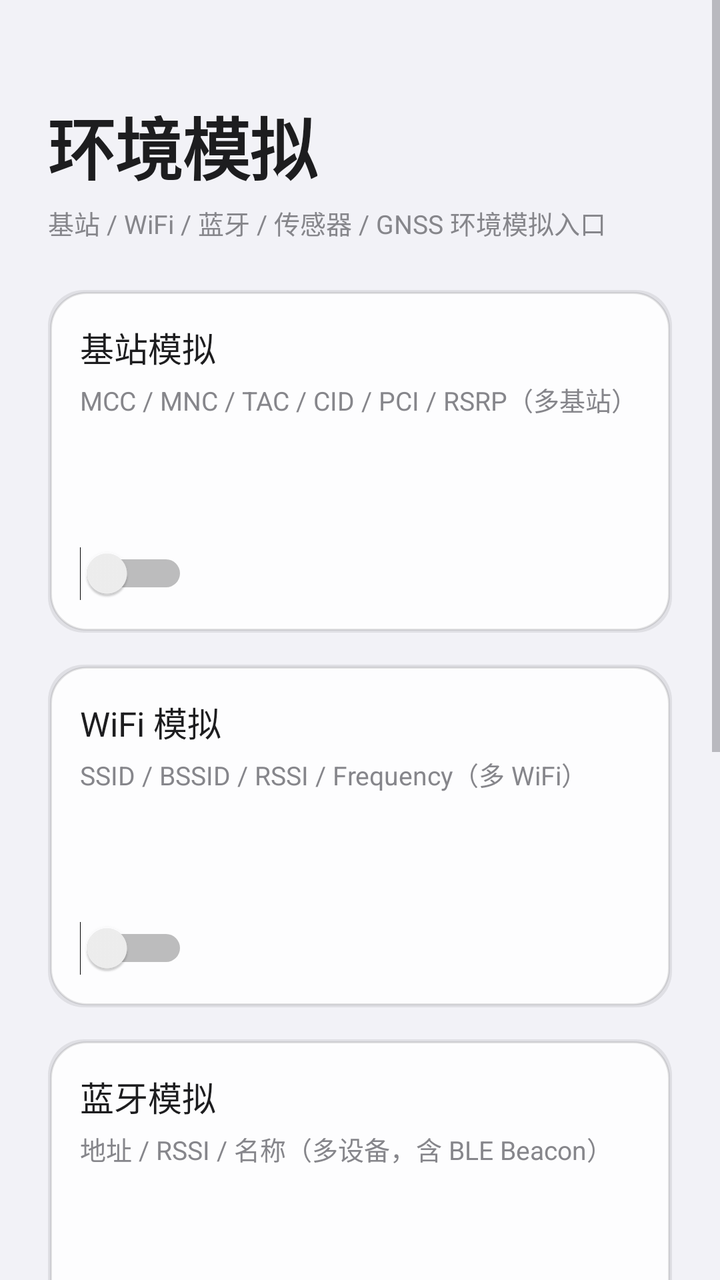
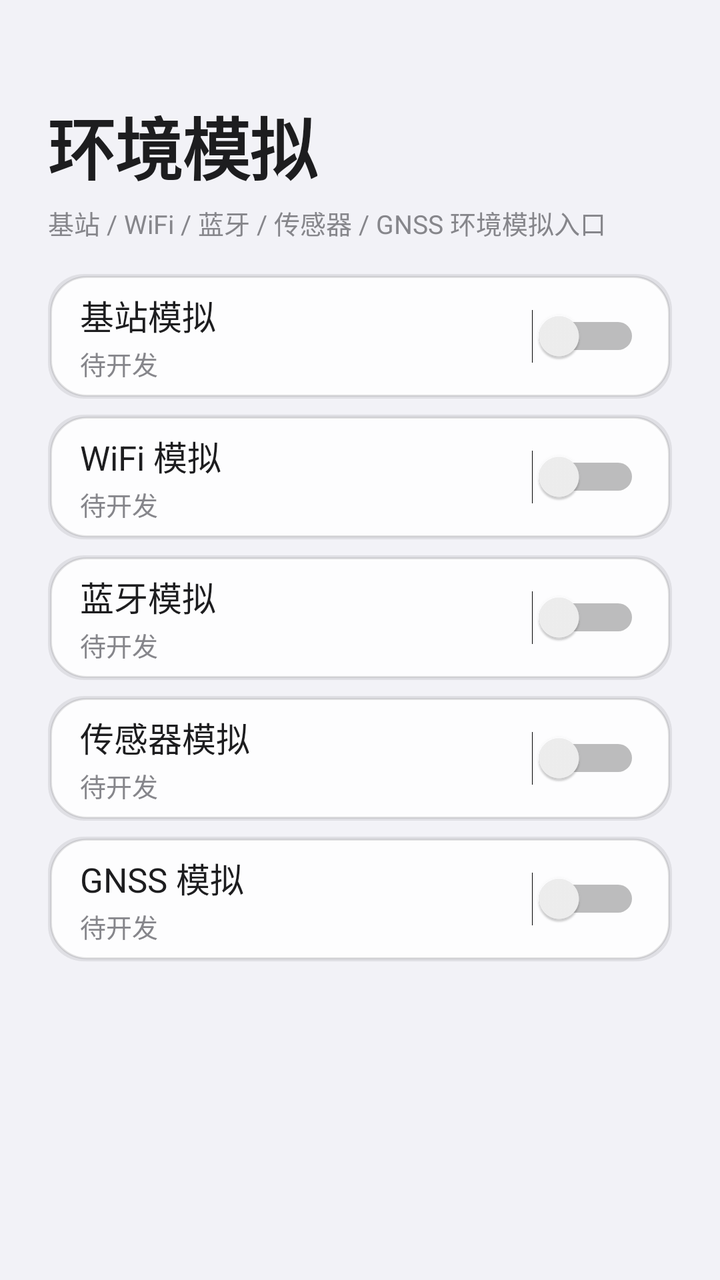

The first picture is an Android layout as it rendered before a commit; the second is the same layout after the commit. The layout source and the unified diff follow.
<!-- AndroidManifest.xml: application theme Theme.ZVirtualEnv -->
<!-- res/layout/fragment_env.xml -->
<?xml version="1.0" encoding="utf-8"?>
<ScrollView xmlns:android="http://schemas.android.com/apk/res/android"
    android:layout_width="match_parent"
    android:layout_height="match_parent"
    android:overScrollMode="never">

    <LinearLayout
        android:layout_width="match_parent"
        android:layout_height="wrap_content"
        android:orientation="vertical"
        android:paddingStart="@dimen/space_lg"
        android:paddingTop="@dimen/space_xl"
        android:paddingEnd="@dimen/space_lg"
        android:paddingBottom="@dimen/space_lg">

        <TextView
            android:layout_width="wrap_content"
            android:layout_height="wrap_content"
            android:text="@string/env_title"
            style="@style/Text.Hero" />

        <TextView
            android:layout_width="wrap_content"
            android:layout_height="wrap_content"
            android:layout_marginTop="@dimen/space_xs"
            android:text="@string/env_subtitle"
            style="@style/Text.Caption" />

        <LinearLayout
            android:id="@+id/cellCard"
            android:layout_width="match_parent"
            android:layout_height="wrap_content"
            android:layout_marginTop="@dimen/space_lg"
            android:background="@drawable/bg_card"
            android:clickable="true"
            android:focusable="true"
            android:orientation="vertical"
            android:padding="@dimen/space_md">

            <TextView
                android:layout_width="wrap_content"
                android:layout_height="wrap_content"
                android:text="@string/env_cell_title"
                style="@style/Text.Headline" />

            <TextView
                android:layout_width="wrap_content"
                android:layout_height="wrap_content"
                android:layout_marginTop="@dimen/space_xs"
                android:text="@string/env_cell_desc"
                style="@style/Text.Caption" />

            <TextView
                android:id="@+id/cellStatus"
                android:layout_width="0dp"
                android:layout_height="wrap_content"
                android:layout_marginTop="@dimen/space_sm"
                android:layout_weight="1"
                android:text="@string/env_pending"
                style="@style/Text.Caption" />

            <Switch
                android:id="@+id/cellSwitch"
                android:layout_width="wrap_content"
                android:layout_height="wrap_content" />
        </LinearLayout>

        <LinearLayout
            android:id="@+id/wifiCard"
            android:layout_width="match_parent"
            android:layout_height="wrap_content"
            android:layout_marginTop="@dimen/space_md"
            android:background="@drawable/bg_card"
            android:clickable="true"
            android:focusable="true"
            android:orientation="vertical"
            android:padding="@dimen/space_md">

            <TextView
                android:layout_width="wrap_content"
                android:layout_height="wrap_content"
                android:text="@string/env_wifi_title"
                style="@style/Text.Headline" />

            <TextView
                android:layout_width="wrap_content"
                android:layout_height="wrap_content"
                android:layout_marginTop="@dimen/space_xs"
                android:text="@string/env_wifi_desc"
                style="@style/Text.Caption" />

            <TextView
                android:id="@+id/wifiStatus"
                android:layout_width="0dp"
                android:layout_height="wrap_content"
                android:layout_marginTop="@dimen/space_sm"
                android:layout_weight="1"
                android:text="@string/env_pending"
                style="@style/Text.Caption" />

            <Switch
                android:id="@+id/wifiSwitch"
                android:layout_width="wrap_content"
                android:layout_height="wrap_content" />
        </LinearLayout>

        <LinearLayout
            android:id="@+id/bleCard"
            android:layout_width="match_parent"
            android:layout_height="wrap_content"
            android:layout_marginTop="@dimen/space_md"
            android:background="@drawable/bg_card"
            android:clickable="true"
            android:focusable="true"
            android:orientation="vertical"
            android:padding="@dimen/space_md">

            <TextView
                android:layout_width="wrap_content"
                android:layout_height="wrap_content"
                android:text="@string/env_ble_title"
                style="@style/Text.Headline" />

            <TextView
                android:layout_width="wrap_content"
                android:layout_height="wrap_content"
                android:layout_marginTop="@dimen/space_xs"
                android:text="@string/env_ble_desc"
                style="@style/Text.Caption" />

            <TextView
                android:id="@+id/bleStatus"
                android:layout_width="0dp"
                android:layout_height="wrap_content"
                android:layout_marginTop="@dimen/space_sm"
                android:layout_weight="1"
                android:text="@string/env_pending"
                style="@style/Text.Caption" />

            <Switch
                android:id="@+id/bleSwitch"
                android:layout_width="wrap_content"
                android:layout_height="wrap_content" />
        </LinearLayout>

        <LinearLayout
            android:id="@+id/sensorCard"
            android:layout_width="match_parent"
            android:layout_height="wrap_content"
            android:layout_marginTop="@dimen/space_md"
            android:background="@drawable/bg_card"
            android:clickable="true"
            android:focusable="true"
            android:orientation="vertical"
            android:padding="@dimen/space_md">

            <TextView
                android:layout_width="wrap_content"
                android:layout_height="wrap_content"
                android:text="@string/env_sensor_title"
                style="@style/Text.Headline" />

            <TextView
                android:layout_width="wrap_content"
                android:layout_height="wrap_content"
                android:layout_marginTop="@dimen/space_xs"
                android:text="@string/env_sensor_desc"
                style="@style/Text.Caption" />

            <TextView
                android:id="@+id/sensorStatus"
                android:layout_width="0dp"
                android:layout_height="wrap_content"
                android:layout_marginTop="@dimen/space_sm"
                android:layout_weight="1"
                android:text="@string/env_pending"
                style="@style/Text.Caption" />

            <Switch
                android:id="@+id/sensorSwitch"
                android:layout_width="wrap_content"
                android:layout_height="wrap_content" />
        </LinearLayout>

        <LinearLayout
            android:id="@+id/gnssCard"
            android:layout_width="match_parent"
            android:layout_height="wrap_content"
            android:layout_marginTop="@dimen/space_md"
            android:background="@drawable/bg_card"
            android:clickable="true"
            android:focusable="true"
            android:orientation="vertical"
            android:padding="@dimen/space_md">

            <TextView
                android:layout_width="wrap_content"
                android:layout_height="wrap_content"
                android:text="@string/env_gnss_title"
                style="@style/Text.Headline" />

            <TextView
                android:layout_width="wrap_content"
                android:layout_height="wrap_content"
                android:layout_marginTop="@dimen/space_xs"
                android:text="@string/env_gnss_desc"
                style="@style/Text.Caption" />

            <TextView
                android:id="@+id/gnssStatus"
                android:layout_width="0dp"
                android:layout_height="wrap_content"
                android:layout_marginTop="@dimen/space_sm"
                android:layout_weight="1"
                android:text="@string/env_pending"
                style="@style/Text.Caption" />

            <Switch
                android:id="@+id/gnssSwitch"
                android:layout_width="wrap_content"
                android:layout_height="wrap_content" />
        </LinearLayout>
    </LinearLayout>
</ScrollView>
<!-- resources referenced by this layout -->
<resources>
  <dimen name="space_lg">24dp</dimen>
  <dimen name="space_md">16dp</dimen>
  <dimen name="space_sm">8dp</dimen>
  <dimen name="space_xl">48dp</dimen>
  <dimen name="space_xs">4dp</dimen>
  <!-- drawable bg_card (drawable) -->
  <?xml version="1.0" encoding="utf-8"?>
  <layer-list xmlns:android="http://schemas.android.com/apk/res/android">
      <item>
          <shape android:shape="rectangle">
              <corners android:radius="@dimen/radius_card" />
              <solid android:color="@color/glass_shadow" />
          </shape>
      </item>
      <item
          android:bottom="1dp"
          android:left="1dp"
          android:right="1dp"
          android:top="1dp">
          <shape android:shape="rectangle">
              <corners android:radius="@dimen/radius_card" />
              <solid android:color="@color/card_fill" />
              <stroke
                  android:width="1dp"
                  android:color="@color/card_border" />
          </shape>
      </item>
  </layer-list>
  <string name="env_ble_desc">地址 / RSSI / 名称（多设备，含 BLE Beacon）</string>
  <string name="env_ble_title">蓝牙模拟</string>
  <string name="env_cell_desc">MCC / MNC / TAC / CID / PCI / RSRP（多基站）</string>
  <string name="env_cell_title">基站模拟</string>
  <string name="env_gnss_desc">卫星状态 / 星历 / 信噪比</string>
  <string name="env_gnss_title">GNSS 模拟</string>
  <string name="env_pending">待开发</string>
  <string name="env_sensor_desc">步频（步/分）计步器 / 步测事件</string>
  <string name="env_sensor_title">传感器模拟</string>
  <string name="env_subtitle">基站 / WiFi / 蓝牙 / 传感器 / GNSS 环境模拟入口</string>
  <string name="env_title">环境模拟</string>
  <string name="env_wifi_desc">SSID / BSSID / RSSI / Frequency（多 WiFi）</string>
  <string name="env_wifi_title">WiFi 模拟</string>
  <style name="Text.Caption" parent="android:TextAppearance.Material">
          <item name="android:textSize">@dimen/text_caption</item>
          <item name="android:textColor">@color/text_secondary</item>
      </style>
  <style name="Text.Headline" parent="android:TextAppearance.Material">
          <item name="android:textSize">@dimen/text_headline</item>
          <item name="android:textStyle">normal</item>
          <item name="android:textColor">@color/text_primary</item>
      </style>
  <style name="Text.Hero" parent="android:TextAppearance.Material">
          <item name="android:textSize">@dimen/text_hero</item>
          <item name="android:textStyle">bold</item>
          <item name="android:textColor">@color/text_primary</item>
          <item name="android:letterSpacing">-0.01</item>
      </style>
  <style name="Theme.ZVirtualEnv" parent="android:Theme.Material.Light.NoActionBar">
          <item name="android:windowBackground">@color/bg_primary</item>
          <item name="android:statusBarColor">@android:color/transparent</item>
          <item name="android:navigationBarColor">@android:color/transparent</item>
          <item name="android:windowLightStatusBar">true</item>
          <item name="android:colorAccent">@color/accent</item>
          <item name="android:colorPrimary">@color/accent</item>
          <item name="android:textColorPrimary">@color/text_primary</item>
          <item name="android:textColorSecondary">@color/text_secondary</item>
      </style>
  <dimen name="radius_card">18dp</dimen>
  <color name="glass_shadow">#14000000</color>
  <color name="card_fill">#F2FFFFFF</color>
  <color name="card_border">#1A000000</color>
  <dimen name="text_caption">13sp</dimen>
  <color name="text_secondary">#86868B</color>
  <dimen name="text_headline">17sp</dimen>
  <color name="text_primary">#1D1D1F</color>
  <dimen name="text_hero">34sp</dimen>
  <color name="bg_primary">#F2F2F7</color>
  <color name="accent">#0071E3</color>
</resources>

<!-- the commit's change to res/layout/fragment_env.xml (unified diff, before → after) -->
@@ -30,195 +30,225 @@
             android:id="@+id/cellCard"
             android:layout_width="match_parent"
             android:layout_height="wrap_content"
-            android:layout_marginTop="@dimen/space_lg"
-            android:background="@drawable/bg_card"
-            android:clickable="true"
-            android:focusable="true"
-            android:orientation="vertical"
-            android:padding="@dimen/space_md">
-
-            <TextView
-                android:layout_width="wrap_content"
-                android:layout_height="wrap_content"
-                android:text="@string/env_cell_title"
-                style="@style/Text.Headline" />
-
-            <TextView
-                android:layout_width="wrap_content"
-                android:layout_height="wrap_content"
-                android:layout_marginTop="@dimen/space_xs"
-                android:text="@string/env_cell_desc"
-                style="@style/Text.Caption" />
-
-            <TextView
-                android:id="@+id/cellStatus"
-                android:layout_width="0dp"
-                android:layout_height="wrap_content"
-                android:layout_marginTop="@dimen/space_sm"
-                android:layout_weight="1"
-                android:text="@string/env_pending"
-                style="@style/Text.Caption" />
+            android:layout_marginTop="@dimen/space_md"
+            android:background="@drawable/bg_card"
+            android:clickable="true"
+            android:focusable="true"
+            android:gravity="center_vertical"
+            android:orientation="horizontal"
+            android:paddingStart="@dimen/space_md"
+            android:paddingTop="@dimen/space_sm"
+            android:paddingEnd="@dimen/space_md"
+            android:paddingBottom="@dimen/space_sm">
+
+            <LinearLayout
+                android:layout_width="0dp"
+                android:layout_height="wrap_content"
+                android:layout_weight="1"
+                android:orientation="vertical">
+
+                <TextView
+                    android:layout_width="wrap_content"
+                    android:layout_height="wrap_content"
+                    android:text="@string/env_cell_title"
+                    style="@style/Text.Headline" />
+
+                <TextView
+                    android:id="@+id/cellStatus"
+                    android:layout_width="match_parent"
+                    android:layout_height="wrap_content"
+                    android:layout_marginTop="2dp"
+                    android:ellipsize="end"
+                    android:maxLines="1"
+                    android:text="@string/env_pending"
+                    style="@style/Text.Caption" />
+            </LinearLayout>
 
             <Switch
                 android:id="@+id/cellSwitch"
                 android:layout_width="wrap_content"
-                android:layout_height="wrap_content" />
+                android:layout_height="wrap_content"
+                android:layout_marginStart="@dimen/space_sm" />
         </LinearLayout>
 
         <LinearLayout
             android:id="@+id/wifiCard"
             android:layout_width="match_parent"
             android:layout_height="wrap_content"
-            android:layout_marginTop="@dimen/space_md"
-            android:background="@drawable/bg_card"
-            android:clickable="true"
-            android:focusable="true"
-            android:orientation="vertical"
-            android:padding="@dimen/space_md">
-
-            <TextView
-                android:layout_width="wrap_content"
-                android:layout_height="wrap_content"
-                android:text="@string/env_wifi_title"
-                style="@style/Text.Headline" />
-
-            <TextView
-                android:layout_width="wrap_content"
-                android:layout_height="wrap_content"
-                android:layout_marginTop="@dimen/space_xs"
-                android:text="@string/env_wifi_desc"
-                style="@style/Text.Caption" />
-
-            <TextView
-                android:id="@+id/wifiStatus"
-                android:layout_width="0dp"
-                android:layout_height="wrap_content"
-                android:layout_marginTop="@dimen/space_sm"
-                android:layout_weight="1"
-                android:text="@string/env_pending"
-                style="@style/Text.Caption" />
+            android:layout_marginTop="@dimen/space_sm"
+            android:background="@drawable/bg_card"
+            android:clickable="true"
+            android:focusable="true"
+            android:gravity="center_vertical"
+            android:orientation="horizontal"
+            android:paddingStart="@dimen/space_md"
+            android:paddingTop="@dimen/space_sm"
+            android:paddingEnd="@dimen/space_md"
+            android:paddingBottom="@dimen/space_sm">
+
+            <LinearLayout
+                android:layout_width="0dp"
+                android:layout_height="wrap_content"
+                android:layout_weight="1"
+                android:orientation="vertical">
+
+                <TextView
+                    android:layout_width="wrap_content"
+                    android:layout_height="wrap_content"
+                    android:text="@string/env_wifi_title"
+                    style="@style/Text.Headline" />
+
+                <TextView
+                    android:id="@+id/wifiStatus"
+                    android:layout_width="match_parent"
+                    android:layout_height="wrap_content"
+                    android:layout_marginTop="2dp"
+                    android:ellipsize="end"
+                    android:maxLines="1"
+                    android:text="@string/env_pending"
+                    style="@style/Text.Caption" />
+            </LinearLayout>
 
             <Switch
                 android:id="@+id/wifiSwitch"
                 android:layout_width="wrap_content"
-                android:layout_height="wrap_content" />
+                android:layout_height="wrap_content"
+                android:layout_marginStart="@dimen/space_sm" />
         </LinearLayout>
 
         <LinearLayout
             android:id="@+id/bleCard"
             android:layout_width="match_parent"
             android:layout_height="wrap_content"
-            android:layout_marginTop="@dimen/space_md"
-            android:background="@drawable/bg_card"
-            android:clickable="true"
-            android:focusable="true"
-            android:orientation="vertical"
-            android:padding="@dimen/space_md">
-
-            <TextView
-                android:layout_width="wrap_content"
-                android:layout_height="wrap_content"
-                android:text="@string/env_ble_title"
-                style="@style/Text.Headline" />
-
-            <TextView
-                android:layout_width="wrap_content"
-                android:layout_height="wrap_content"
-                android:layout_marginTop="@dimen/space_xs"
-                android:text="@string/env_ble_desc"
-                style="@style/Text.Caption" />
-
-            <TextView
-                android:id="@+id/bleStatus"
-                android:layout_width="0dp"
-                android:layout_height="wrap_content"
-                android:layout_marginTop="@dimen/space_sm"
-                android:layout_weight="1"
-                android:text="@string/env_pending"
-                style="@style/Text.Caption" />
+            android:layout_marginTop="@dimen/space_sm"
+            android:background="@drawable/bg_card"
+            android:clickable="true"
+            android:focusable="true"
+            android:gravity="center_vertical"
+            android:orientation="horizontal"
+            android:paddingStart="@dimen/space_md"
+            android:paddingTop="@dimen/space_sm"
+            android:paddingEnd="@dimen/space_md"
+            android:paddingBottom="@dimen/space_sm">
+
+            <LinearLayout
+                android:layout_width="0dp"
+                android:layout_height="wrap_content"
+                android:layout_weight="1"
+                android:orientation="vertical">
+
+                <TextView
+                    android:layout_width="wrap_content"
+                    android:layout_height="wrap_content"
+                    android:text="@string/env_ble_title"
+                    style="@style/Text.Headline" />
+
+                <TextView
+                    android:id="@+id/bleStatus"
+                    android:layout_width="match_parent"
+                    android:layout_height="wrap_content"
+                    android:layout_marginTop="2dp"
+                    android:ellipsize="end"
+                    android:maxLines="1"
+                    android:text="@string/env_pending"
+                    style="@style/Text.Caption" />
+            </LinearLayout>
 
             <Switch
                 android:id="@+id/bleSwitch"
                 android:layout_width="wrap_content"
-                android:layout_height="wrap_content" />
+                android:layout_height="wrap_content"
+                android:layout_marginStart="@dimen/space_sm" />
         </LinearLayout>
 
         <LinearLayout
             android:id="@+id/sensorCard"
             android:layout_width="match_parent"
             android:layout_height="wrap_content"
-            android:layout_marginTop="@dimen/space_md"
-            android:background="@drawable/bg_card"
-            android:clickable="true"
-            android:focusable="true"
-            android:orientation="vertical"
-            android:padding="@dimen/space_md">
-
-            <TextView
-                android:layout_width="wrap_content"
-                android:layout_height="wrap_content"
-                android:text="@string/env_sensor_title"
-                style="@style/Text.Headline" />
-
-            <TextView
-                android:layout_width="wrap_content"
-                android:layout_height="wrap_content"
-                android:layout_marginTop="@dimen/space_xs"
-                android:text="@string/env_sensor_desc"
-                style="@style/Text.Caption" />
-
-            <TextView
-                android:id="@+id/sensorStatus"
-                android:layout_width="0dp"
-                android:layout_height="wrap_content"
-                android:layout_marginTop="@dimen/space_sm"
-                android:layout_weight="1"
-                android:text="@string/env_pending"
-                style="@style/Text.Caption" />
+            android:layout_marginTop="@dimen/space_sm"
+            android:background="@drawable/bg_card"
+            android:clickable="true"
+            android:focusable="true"
+            android:gravity="center_vertical"
+            android:orientation="horizontal"
+            android:paddingStart="@dimen/space_md"
+            android:paddingTop="@dimen/space_sm"
+            android:paddingEnd="@dimen/space_md"
+            android:paddingBottom="@dimen/space_sm">
+
+            <LinearLayout
+                android:layout_width="0dp"
+                android:layout_height="wrap_content"
+                android:layout_weight="1"
+                android:orientation="vertical">
+
+                <TextView
+                    android:layout_width="wrap_content"
+                    android:layout_height="wrap_content"
+                    android:text="@string/env_sensor_title"
+                    style="@style/Text.Headline" />
+
+                <TextView
+                    android:id="@+id/sensorStatus"
+                    android:layout_width="match_parent"
+                    android:layout_height="wrap_content"
+                    android:layout_marginTop="2dp"
+                    android:ellipsize="end"
+                    android:maxLines="1"
+                    android:text="@string/env_pending"
+                    style="@style/Text.Caption" />
+            </LinearLayout>
 
             <Switch
                 android:id="@+id/sensorSwitch"
                 android:layout_width="wrap_content"
-                android:layout_height="wrap_content" />
+                android:layout_height="wrap_content"
+                android:layout_marginStart="@dimen/space_sm" />
         </LinearLayout>
 
         <LinearLayout
             android:id="@+id/gnssCard"
             android:layout_width="match_parent"
             android:layout_height="wrap_content"
-            android:layout_marginTop="@dimen/space_md"
-            android:background="@drawable/bg_card"
-            android:clickable="true"
-            android:focusable="true"
-            android:orientation="vertical"
-            android:padding="@dimen/space_md">
-
-            <TextView
-                android:layout_width="wrap_content"
-                android:layout_height="wrap_content"
-                android:text="@string/env_gnss_title"
-                style="@style/Text.Headline" />
-
-            <TextView
-                android:layout_width="wrap_content"
-                android:layout_height="wrap_content"
-                android:layout_marginTop="@dimen/space_xs"
-                android:text="@string/env_gnss_desc"
-                style="@style/Text.Caption" />
-
-            <TextView
-                android:id="@+id/gnssStatus"
-                android:layout_width="0dp"
-                android:layout_height="wrap_content"
-                android:layout_marginTop="@dimen/space_sm"
-                android:layout_weight="1"
-                android:text="@string/env_pending"
-                style="@style/Text.Caption" />
+            android:layout_marginTop="@dimen/space_sm"
+            android:background="@drawable/bg_card"
+            android:clickable="true"
+            android:focusable="true"
+            android:gravity="center_vertical"
+            android:orientation="horizontal"
+            android:paddingStart="@dimen/space_md"
+            android:paddingTop="@dimen/space_sm"
+            android:paddingEnd="@dimen/space_md"
+            android:paddingBottom="@dimen/space_sm">
+
+            <LinearLayout
+                android:layout_width="0dp"
+                android:layout_height="wrap_content"
+                android:layout_weight="1"
+                android:orientation="vertical">
+
+                <TextView
+                    android:layout_width="wrap_content"
+                    android:layout_height="wrap_content"
+                    android:text="@string/env_gnss_title"
+                    style="@style/Text.Headline" />
+
+                <TextView
+                    android:id="@+id/gnssStatus"
+                    android:layout_width="match_parent"
+                    android:layout_height="wrap_content"
+                    android:layout_marginTop="2dp"
+                    android:ellipsize="end"
+                    android:maxLines="1"
+                    android:text="@string/env_pending"
+                    style="@style/Text.Caption" />
+            </LinearLayout>
 
             <Switch
                 android:id="@+id/gnssSwitch"
                 android:layout_width="wrap_content"
-                android:layout_height="wrap_content" />
+                android:layout_height="wrap_content"
+                android:layout_marginStart="@dimen/space_sm" />
         </LinearLayout>
     </LinearLayout>
 </ScrollView>
<!-- resource entries referenced after the edit -->
@@ -28,18 +28,13 @@
           </shape>
       </item>
   </layer-list>
-  <string name="env_ble_desc">地址 / RSSI / 名称（多设备，含 BLE Beacon）</string>
   <string name="env_ble_title">蓝牙模拟</string>
-  <string name="env_cell_desc">MCC / MNC / TAC / CID / PCI / RSRP（多基站）</string>
   <string name="env_cell_title">基站模拟</string>
-  <string name="env_gnss_desc">卫星状态 / 星历 / 信噪比</string>
   <string name="env_gnss_title">GNSS 模拟</string>
   <string name="env_pending">待开发</string>
-  <string name="env_sensor_desc">步频（步/分）计步器 / 步测事件</string>
   <string name="env_sensor_title">传感器模拟</string>
   <string name="env_subtitle">基站 / WiFi / 蓝牙 / 传感器 / GNSS 环境模拟入口</string>
   <string name="env_title">环境模拟</string>
-  <string name="env_wifi_desc">SSID / BSSID / RSSI / Frequency（多 WiFi）</string>
   <string name="env_wifi_title">WiFi 模拟</string>
   <style name="Text.Caption" parent="android:TextAppearance.Material">
           <item name="android:textSize">@dimen/text_caption</item>
